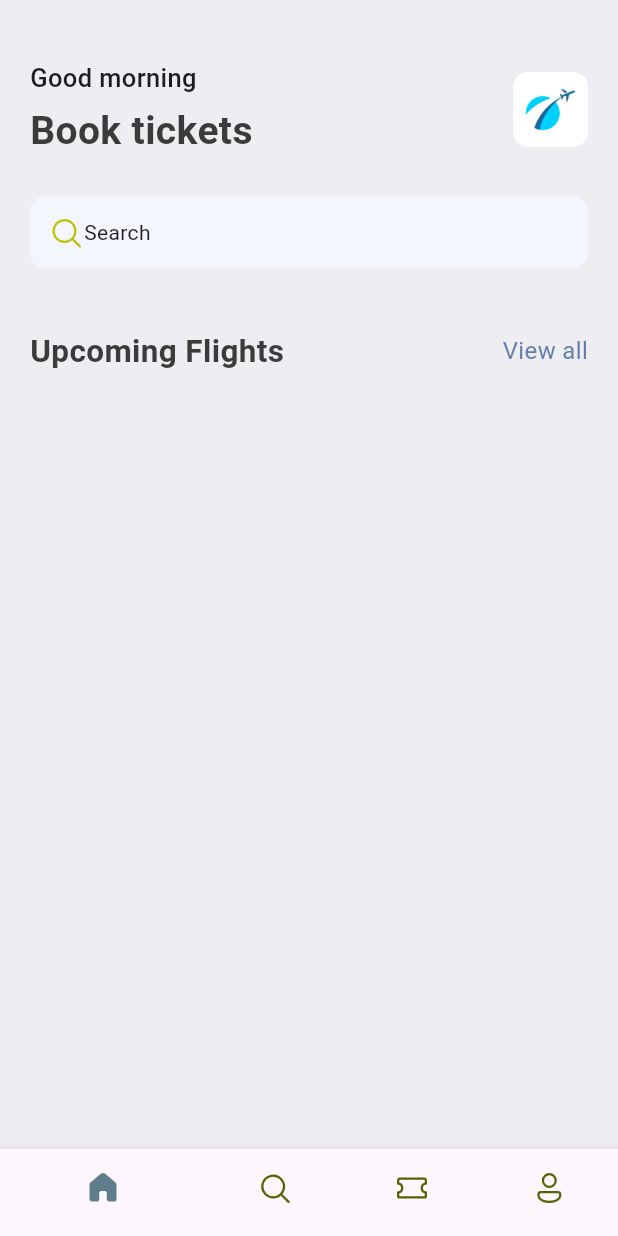
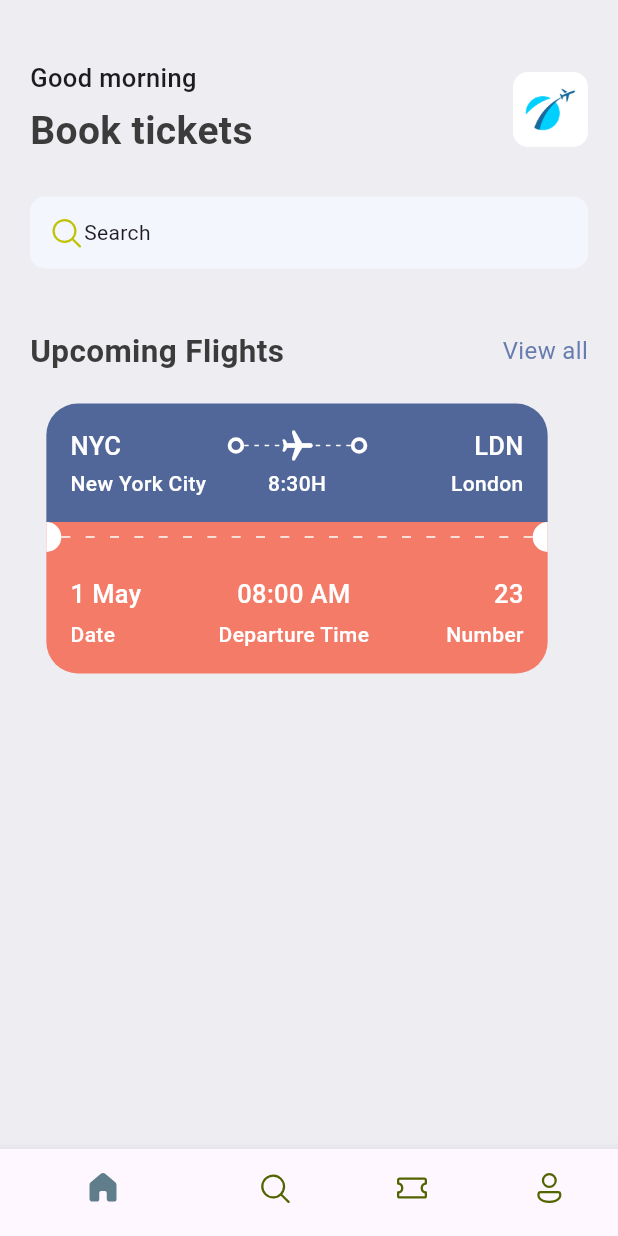
Before and after one commit to xperience9/ticket_app, a Flutter app: the screen it shows after launch, on a phone screen of 412 x 824 dp. Run offline on Flutter 3.47's test engine with Material 3 defaults, Android fonts, the phone set to English and light mode, and no system bars; our stand-ins replace fluentui_icons.

Commit message:
ticket finished

```diff
--- a/lib/base/res/styles/app_styles.dart
+++ b/lib/base/res/styles/app_styles.dart
@@ -6,6 +6,8 @@ class AppStyles {
   static Color primaryColor = primary;
   static Color bgColor = const Color(0xFFeeedf2);
   static Color textColor = const Color(0xFF3b3b3b);
+  static Color ticketBlue = const Color(0xFF526799);
+  static Color ticketOrange = const Color(0xFFF37B67);
   static TextStyle textStyle = TextStyle(
     fontSize: 16,
     color: textColor,
@@ -28,4 +30,9 @@ class AppStyles {
     fontSize: 17,
     fontWeight: FontWeight.w500,
   );
+
+  static TextStyle headlineStyle4 = const TextStyle(
+    fontSize: 14,
+    fontWeight: FontWeight.w500,
+  );
 }
--- /dev/null
+++ b/lib/base/widgets/app_column_text_layout.dart
@@ -0,0 +1,31 @@
+import 'package:flutter/material.dart';
+import 'package:ticket_app/base/widgets/text_style_fourth.dart';
+import 'package:ticket_app/base/widgets/text_style_third.dart';
+
+class AppColumnTextLayout extends StatelessWidget {
+  final String topText;
+  final String bottomText;
+  final CrossAxisAlignment alignment;
+  const AppColumnTextLayout({
+    super.key,
+    required this.topText,
+    required this.bottomText,
+    required this.alignment,
+  });
+
+  @override
+  Widget build(BuildContext context) {
+    return Column(
+      crossAxisAlignment: alignment,
+      children: [
+        TextStyleThird(
+          text: topText,
+        ),
+        const SizedBox(height: 5),
+        TextStyleFourth(
+          text: bottomText,
+        ),
+      ],
+    );
+  }
+}
--- /dev/null
+++ b/lib/base/widgets/app_layoutbuilder_widget.dart
@@ -0,0 +1,33 @@
+import 'package:flutter/material.dart';
+
+class AppLayoutbuilderWidget extends StatelessWidget {
+  final int randomDivider;
+  final double width;
+
+  const AppLayoutbuilderWidget({
+    super.key,
+    required this.randomDivider,
+    this.width = 3,
+  });
+
+  @override
+  Widget build(BuildContext context) {
+    return LayoutBuilder(
+      builder: (BuildContext context, BoxConstraints constraints) {
+        return Flex(
+          mainAxisAlignment: MainAxisAlignment.spaceBetween,
+          direction: Axis.horizontal,
+          children: List.generate(
+            (constraints.constrainWidth() / randomDivider).floor(),
+            (index) => SizedBox(
+              width: width,
+              height: 1,
+              child: const DecoratedBox(
+                  decoration: BoxDecoration(color: Colors.white)),
+            ),
+          ),
+        );
+      },
+    );
+  }
+}
--- /dev/null
+++ b/lib/base/widgets/big_circle.dart
@@ -0,0 +1,31 @@
+import 'package:flutter/material.dart';
+
+class BigCircle extends StatelessWidget {
+  final bool isRight;
+  const BigCircle({
+    super.key,
+    required this.isRight,
+  });
+
+  @override
+  Widget build(BuildContext context) {
+    return SizedBox(
+      height: 20,
+      width: 10,
+      child: DecoratedBox(
+        decoration: BoxDecoration(
+          color: Colors.white,
+          borderRadius: isRight
+              ? const BorderRadius.only(
+                  topLeft: Radius.circular(10),
+                  bottomLeft: Radius.circular(10),
+                )
+              : const BorderRadius.only(
+                  topRight: Radius.circular(10),
+                  bottomRight: Radius.circular(10),
+                ),
+        ),
+      ),
+    );
+  }
+}
--- /dev/null
+++ b/lib/base/widgets/big_dot.dart
@@ -0,0 +1,19 @@
+import 'package:flutter/material.dart';
+
+class BigDot extends StatelessWidget {
+  const BigDot({super.key});
+
+  @override
+  Widget build(BuildContext context) {
+    return Container(
+      padding: EdgeInsets.all(3),
+      decoration: BoxDecoration(
+        border: Border.all(
+          width: 2.5,
+          color: Colors.white,
+        ),
+        borderRadius: BorderRadius.circular(20),
+      ),
+    );
+  }
+}
--- /dev/null
+++ b/lib/base/widgets/text_style_fourth.dart
@@ -0,0 +1,20 @@
+import 'package:flutter/material.dart';
+import 'package:ticket_app/base/res/styles/app_styles.dart';
+
+class TextStyleFourth extends StatelessWidget {
+  final String text;
+  final TextAlign? align;
+  const TextStyleFourth({super.key, required this.text, this.align});
+// this.align = Textalign.start - default value but i solved it with a question mark
+
+  @override
+  Widget build(BuildContext context) {
+    return Text(
+      text,
+      textAlign: align,
+      style: AppStyles.headlineStyle4.copyWith(
+        color: Colors.white,
+      ),
+    );
+  }
+}
--- /dev/null
+++ b/lib/base/widgets/text_style_third.dart
@@ -0,0 +1,20 @@
+import 'package:flutter/material.dart';
+import 'package:ticket_app/base/res/styles/app_styles.dart';
+
+class TextStyleThird extends StatelessWidget {
+  final String text;
+  const TextStyleThird({
+    super.key,
+    required this.text,
+  });
+
+  @override
+  Widget build(BuildContext context) {
+    return Text(
+      text,
+      style: AppStyles.headlineStyle3.copyWith(
+        color: Colors.white,
+      ),
+    );
+  }
+}
--- /dev/null
+++ b/lib/base/widgets/ticket_view.dart
@@ -0,0 +1,155 @@
+import 'package:flutter/material.dart';
+import 'package:ticket_app/base/res/styles/app_styles.dart';
+import 'package:ticket_app/base/widgets/app_column_text_layout.dart';
+import 'package:ticket_app/base/widgets/app_layoutbuilder_widget.dart';
+import 'package:ticket_app/base/widgets/big_circle.dart';
+import 'package:ticket_app/base/widgets/big_dot.dart';
+import 'package:ticket_app/base/widgets/text_style_fourth.dart';
+import 'package:ticket_app/base/widgets/text_style_third.dart';
+
+class TicketView extends StatelessWidget {
+  const TicketView({super.key});
+
+  @override
+  Widget build(BuildContext context) {
+    final size = MediaQuery.of(context).size;
+    return SizedBox(
+      width: size.width * 0.85,
+      height: 188,
+      child: Container(
+        margin: const EdgeInsets.only(right: 16),
+        child: Column(
+          children: [
+            Container(
+              padding: const EdgeInsets.all(16),
+              decoration: BoxDecoration(
+                color: AppStyles.ticketBlue,
+                borderRadius: const BorderRadius.only(
+                  topLeft: Radius.circular(21),
+                  topRight: Radius.circular(21),
+                ),
+              ),
+              child: Column(
+                children: [
+                  Row(
+                    children: [
+                      const TextStyleThird(
+                        text: "NYC",
+                      ),
+                      Expanded(child: Container()),
+                      const BigDot(),
+                      Expanded(
+                          child: Stack(
+                        children: [
+                          const SizedBox(
+                            height: 24,
+                            child: AppLayoutbuilderWidget(
+                              randomDivider: 6,
+                            ),
+                          ),
+                          Center(
+                            child: Transform.rotate(
+                              angle: 1.57,
+                              child: const Icon(
+                                Icons.local_airport_rounded,
+                                color: Colors.white,
+                              ),
+                            ),
+                          )
+                        ],
+                      )),
+                      const BigDot(),
+                      Expanded(child: Container()),
+                      const TextStyleThird(
+                        text: "LDN",
+                      ),
+                    ],
+                  ),
+                  const SizedBox(
+                    height: 3,
+                  ),
+                  // show departure and destination with time
+                  Row(
+                    children: [
+                      const SizedBox(
+                        width: 100,
+                        child: TextStyleFourth(
+                          text: "New York City",
+                        ),
+                      ),
+                      Expanded(child: Container()),
+                      const TextStyleFourth(
+                        text: "8:30H",
+                      ),
+                      Expanded(child: Container()),
+                      const SizedBox(
+                        width: 100,
+                        child: TextStyleFourth(
+                          align: TextAlign.end,
+                          text: "London",
+                        ),
+                      ),
+                    ],
+                  ),
+                ],
+              ),
+            ),
+            Container(
+              color: AppStyles.ticketOrange,
+              child: const Row(
+                children: [
+                  BigCircle(
+                    isRight: false,
+                  ),
+                  Expanded(
+                    child: AppLayoutbuilderWidget(
+                      randomDivider: 15,
+                      width: 6,
+                    ),
+                  ),
+                  BigCircle(
+                    isRight: true,
+                  ),
+                ],
+              ),
+            ),
+            Container(
+              padding: const EdgeInsets.all(16),
+              decoration: BoxDecoration(
+                color: AppStyles.ticketOrange,
+                borderRadius: const BorderRadius.only(
+                  bottomLeft: Radius.circular(21),
+                  bottomRight: Radius.circular(21),
+                ),
+              ),
+              child: const Column(
+                children: [
+                  Row(
+                    mainAxisAlignment: MainAxisAlignment.spaceBetween,
+                    children: [
+                      AppColumnTextLayout(
+                        topText: "1 May",
+                        bottomText: "Date",
+                        alignment: CrossAxisAlignment.start,
+                      ),
+                      AppColumnTextLayout(
+                        topText: "08:00 AM",
+                        bottomText: "Departure Time",
+                        alignment: CrossAxisAlignment.center,
+                      ),
+                      AppColumnTextLayout(
+                        topText: "23",
+                        bottomText: "Number",
+                        alignment: CrossAxisAlignment.end,
+                      ),
+                    ],
+                  ),
+                ],
+              ),
+            ),
+          ],
+        ),
+      ),
+    );
+  }
+}
--- a/lib/screens/home_screen.dart
+++ b/lib/screens/home_screen.dart
@@ -4,6 +4,7 @@ import 'package:flutter/services.dart';
 import 'package:ticket_app/base/res/media.dart';
 import 'package:ticket_app/base/res/styles/app_styles.dart';
 import 'package:ticket_app/base/widgets/app_double_text.dart';
+import 'package:ticket_app/base/widgets/ticket_view.dart';
 
 class HomeScreen extends StatelessWidget {
   const HomeScreen({super.key});
@@ -76,7 +77,8 @@ class HomeScreen extends StatelessWidget {
                   bigText: 'Upcoming Flights',
                   smallText: 'View all',
                 ),
-                const SizedBox(height: 40),
+                const SizedBox(height: 20),
+                const TicketView(),
               ],
             ),
           ),
```
